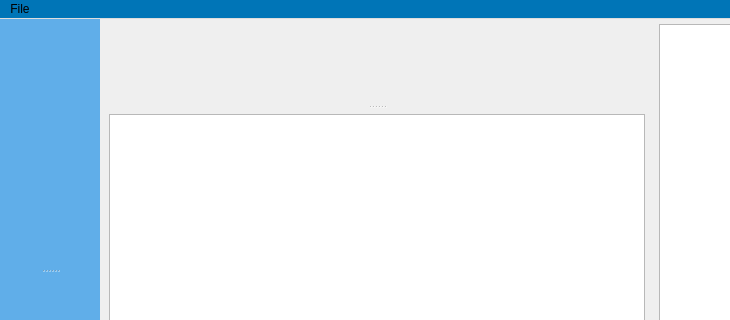
First picture: the form in mainwindow.ui, repository merrillaldrich/compendia, before the edit; both pictures show x 0 to 730 and y 0 to 320 of the 1200 by 800 pixel window.
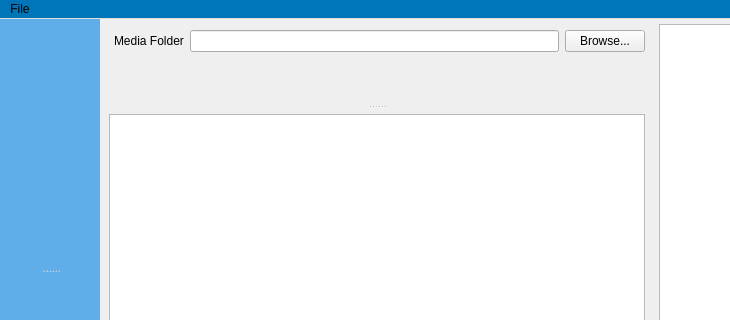
Second picture: the form after the edit. Custom widgets are drawn as their Qt base class.

Commit message: Implement root folder textbox and browse button, tag drop

What changed in the file:
```diff
--- a/mainwindow.ui
+++ b/mainwindow.ui
@@ -62,7 +62,37 @@
          <property name="orientation">
           <enum>Qt::Orientation::Vertical</enum>
          </property>
-         <widget class="QWidget" name="fileListFiltersContainer" native="true"/>
+         <widget class="QWidget" name="fileListFiltersContainer" native="true">
+          <widget class="QWidget" name="">
+           <property name="geometry">
+            <rect>
+             <x>10</x>
+             <y>10</y>
+             <width>531</width>
+             <height>24</height>
+            </rect>
+           </property>
+           <layout class="QHBoxLayout" name="horizontalLayout_2">
+            <item>
+             <widget class="QLabel" name="mediaFolderLabel">
+              <property name="text">
+               <string>Media Folder</string>
+              </property>
+             </widget>
+            </item>
+            <item>
+             <widget class="QLineEdit" name="mediaFolderLineEdit"/>
+            </item>
+            <item>
+             <widget class="QPushButton" name="mediaFolderBrowseButton">
+              <property name="text">
+               <string>Browse...</string>
+              </property>
+             </widget>
+            </item>
+           </layout>
+          </widget>
+         </widget>
          <widget class="QWidget" name="verticalLayoutWidget">
           <layout class="QVBoxLayout" name="fileListContainer">
            <property name="spacing">
```
The commit also changes 9 other files.
